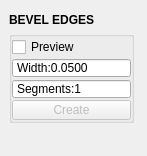
Before: the Qt Designer form mayatk/edit_utils/bevel_edges.ui in m3trik/mayatk, drawn with Qt 5.
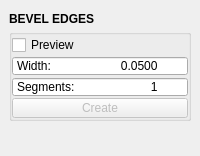
After: the same form once the commit is applied. Custom widgets are drawn as their Qt base class.

What changed in the file:
```diff
--- a/mayatk/edit_utils/bevel_edges.ui
+++ b/mayatk/edit_utils/bevel_edges.ui
@@ -6,19 +6,10 @@
    <rect>
     <x>0</x>
     <y>0</y>
-    <width>147</width>
+    <width>200</width>
     <height>156</height>
    </rect>
   </property>
-  <property name="maximumSize">
-   <size>
-    <width>999</width>
-    <height>999</height>
-   </size>
-  </property>
-  <property name="windowTitle">
-   <string>Toolkit</string>
-  </property>
   <property name="tabShape">
    <enum>QTabWidget::Triangular</enum>
   </property>
@@ -31,7 +22,13 @@
   <property name="bnabled" stdset="0">
    <bool>true</bool>
   </property>
-  <widget class="QWidget" name="mainWindow">
+  <widget class="QWidget" name="central_widget">
+   <property name="minimumSize">
+    <size>
+     <width>200</width>
+     <height>0</height>
+    </size>
+   </property>
    <layout class="QVBoxLayout" name="verticalLayout_2">
     <item>
      <layout class="QVBoxLayout" name="verticalLayout">
@@ -43,13 +40,13 @@
         <property name="minimumSize">
          <size>
           <width>0</width>
-          <height>22</height>
+          <height>20</height>
          </size>
         </property>
         <property name="maximumSize">
          <size>
-          <width>125</width>
-          <height>22</height>
+          <width>16777215</width>
+          <height>20</height>
          </size>
         </property>
         <property name="font">
@@ -65,18 +62,6 @@
       </item>
       <item>
        <widget class="QGroupBox" name="duplicate">
-        <property name="minimumSize">
-         <size>
-          <width>125</width>
-          <height>0</height>
-         </size>
-        </property>
-        <property name="maximumSize">
-         <size>
-          <width>125</width>
-          <height>999</height>
-         </size>
-        </property>
         <property name="title">
          <string/>
         </property>
@@ -114,7 +99,7 @@
              </property>
              <property name="maximumSize">
               <size>
-               <width>999</width>
+               <width>16777215</width>
                <height>20</height>
               </size>
              </property>
@@ -155,7 +140,7 @@
              </property>
              <property name="maximumSize">
               <size>
-               <width>999</width>
+               <width>16777215</width>
                <height>20</height>
               </size>
              </property>
@@ -194,7 +179,7 @@
            </property>
            <property name="maximumSize">
             <size>
-             <width>999</width>
+             <width>16777215</width>
              <height>20</height>
             </size>
            </property>
@@ -202,7 +187,7 @@
             <enum>QAbstractSpinBox::NoButtons</enum>
            </property>
            <property name="prefix">
-            <string>Width:</string>
+            <string>Width:                     </string>
            </property>
            <property name="decimals">
             <number>4</number>
@@ -231,7 +216,7 @@
            </property>
            <property name="maximumSize">
             <size>
-             <width>999</width>
+             <width>16777215</width>
              <height>20</height>
             </size>
            </property>
@@ -239,7 +224,7 @@
             <enum>QAbstractSpinBox::NoButtons</enum>
            </property>
            <property name="prefix">
-            <string>Segments:</string>
+            <string>Segments:                       </string>
            </property>
            <property name="minimum">
             <number>1</number>
```
